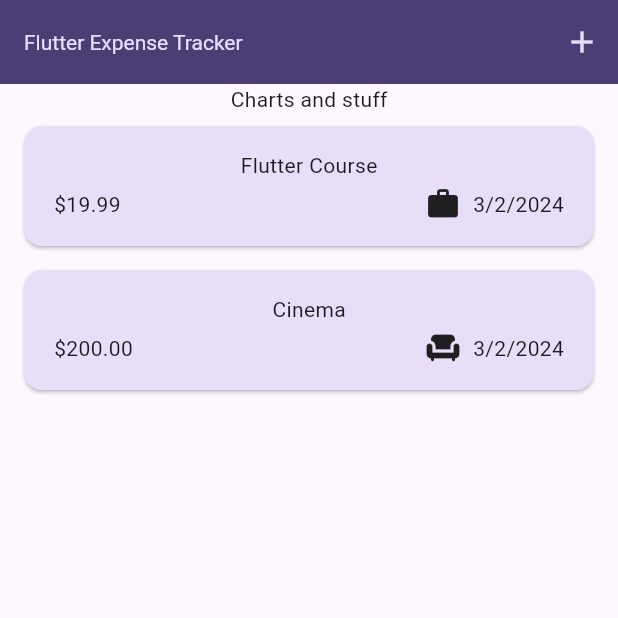
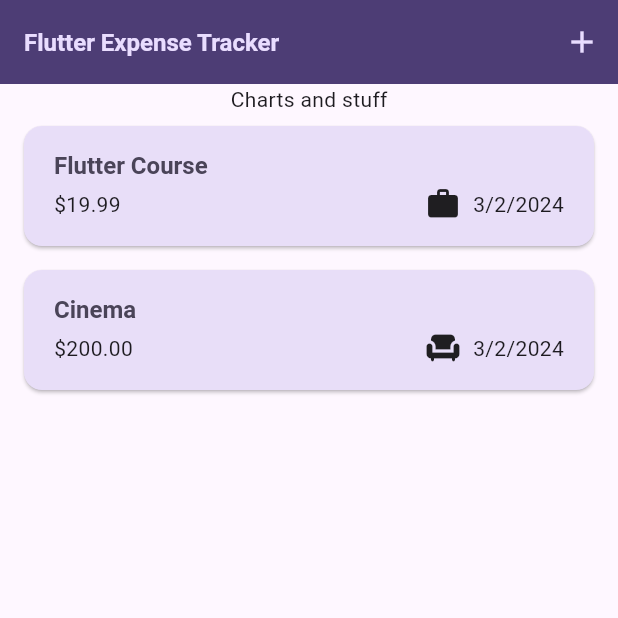
Before and after one commit to TeeWrath/expense-tracker, a Flutter app: the screen it shows after launch, on a phone screen of 412 x 824 dp, the top half of it. Run offline on Flutter 3.47's test engine with Material 3 defaults, Android fonts, the phone set to English and light mode, and no system bars.

Commit message:
more theming

```diff
--- a/lib/main.dart
+++ b/lib/main.dart
@@ -23,9 +23,9 @@ void main() {
               backgroundColor: kColorScheme.primaryContainer)),
       textTheme: ThemeData().textTheme.copyWith(
             titleLarge: TextStyle(
-              fontWeight: FontWeight.normal,
-              color: kColorScheme.secondaryContainer,
-              fontSize: 14,
+              fontWeight: FontWeight.bold,
+              color: kColorScheme.onSecondaryContainer,
+              fontSize: 16,
             ),
           ),
     ),
--- a/lib/widgets/expense_list/expense_item.dart
+++ b/lib/widgets/expense_list/expense_item.dart
@@ -15,8 +15,9 @@ class ExpenseItem extends StatelessWidget {
           vertical: 16
         ),
         child: Column(
+          crossAxisAlignment: CrossAxisAlignment.start,
           children: [
-            Text(expense.title),
+            Text(expense.title, style: Theme.of(context).textTheme.titleLarge,),
             const SizedBox(height: 4,),
             Row(
               children: [
--- a/lib/widgets/expense_list/expense_list.dart
+++ b/lib/widgets/expense_list/expense_list.dart
@@ -3,7 +3,8 @@ import 'package:expense_tracker/widgets/expense_list/expense_item.dart';
 import 'package:flutter/material.dart';
 
 class ExpenseList extends StatelessWidget {
-  const ExpenseList({super.key, required this.expenses, required this.onRemoveExpense});
+  const ExpenseList(
+      {super.key, required this.expenses, required this.onRemoveExpense});
 
   final List<Expense> expenses;
   final void Function(Expense expense) onRemoveExpense;
@@ -14,6 +15,10 @@ class ExpenseList extends StatelessWidget {
       itemCount: expenses.length,
       itemBuilder: (ctx, index) => Dismissible(
           key: ValueKey(expenses[index]),
+          background: Container(
+            color: Theme.of(context).colorScheme.error,
+            margin: const EdgeInsets.symmetric(horizontal: 16),
+          ),
           onDismissed: (direction) {
             onRemoveExpense(expenses[index]);
           },
```
